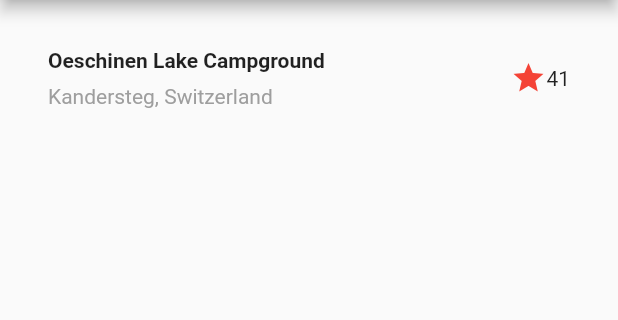
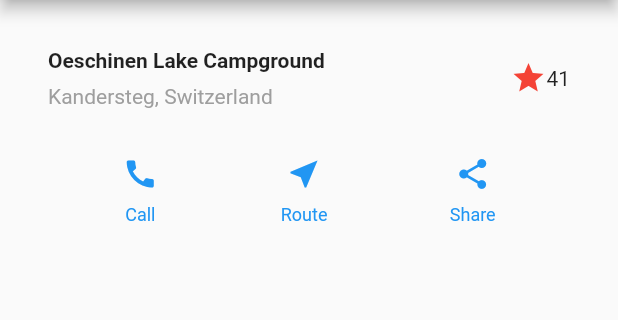
Before and after one commit to osamtimizer/Flutter_sandbox, a Flutter app: the screen it shows after launch, on a phone screen of 412 x 824 dp, the part 84-404 px from its top. Run offline on Flutter 3.47's test engine with Material 2 defaults, Android fonts, the phone set to English and light mode, and no system bars.

Commit message:
add button column

```diff
--- a/lib/main.dart
+++ b/lib/main.dart
@@ -3,6 +3,28 @@ import 'package:flutter/material.dart';
 void main() => runApp(MyApp());
 
 class MyApp extends StatelessWidget {
+
+  Column _buildButtonColumn(Color color, IconData icon, String label) {
+    return Column(
+      mainAxisSize: MainAxisSize.min,
+      mainAxisAlignment: MainAxisAlignment.center,
+      children: [
+        Icon(icon, color: color),
+        Container(
+          margin: const EdgeInsets.only(top: 8),
+          child: Text(
+            label,
+            style: TextStyle(
+              fontSize: 12,
+              fontWeight: FontWeight.w400,
+              color: color,
+            ),
+          ),
+        ),
+      ],
+    );
+  }
+
   // This widget is the root of your application.
   @override
   Widget build(BuildContext context) {
@@ -45,6 +67,19 @@ class MyApp extends StatelessWidget {
       ),
     );
 
+    Color color = Theme.of(context).primaryColor;
+
+    Widget buttonSection = Container(
+      child: Row(
+        mainAxisAlignment: MainAxisAlignment.spaceEvenly,
+        children: <Widget>[
+          _buildButtonColumn(color, Icons.call, 'Call'),
+          _buildButtonColumn(color, Icons.near_me, 'Route'),
+          _buildButtonColumn(color, Icons.share, 'Share'),
+        ],
+      ),
+    );
+
     return MaterialApp(
       title: 'Flutter layout Demo',
       home: Scaffold(
@@ -54,6 +89,7 @@ class MyApp extends StatelessWidget {
         body: Column(
           children: [
             titleSection,
+            buttonSection,
           ],
         ),
       ),
```
